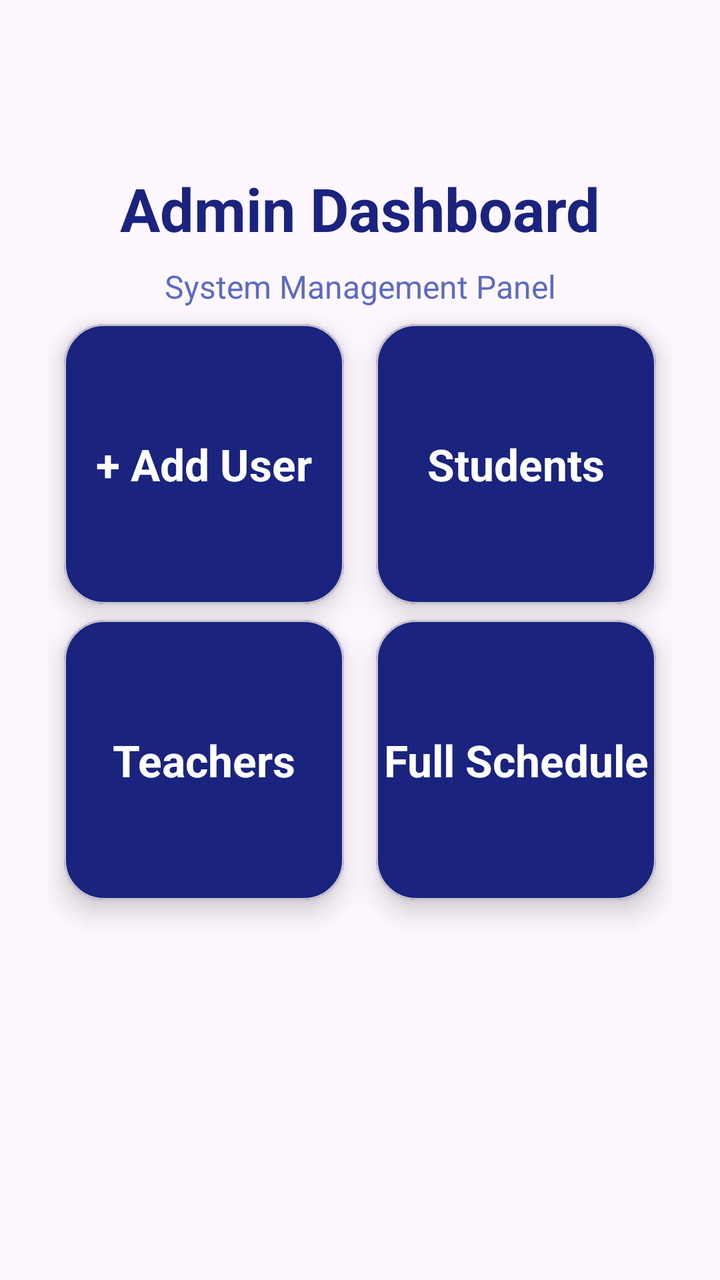
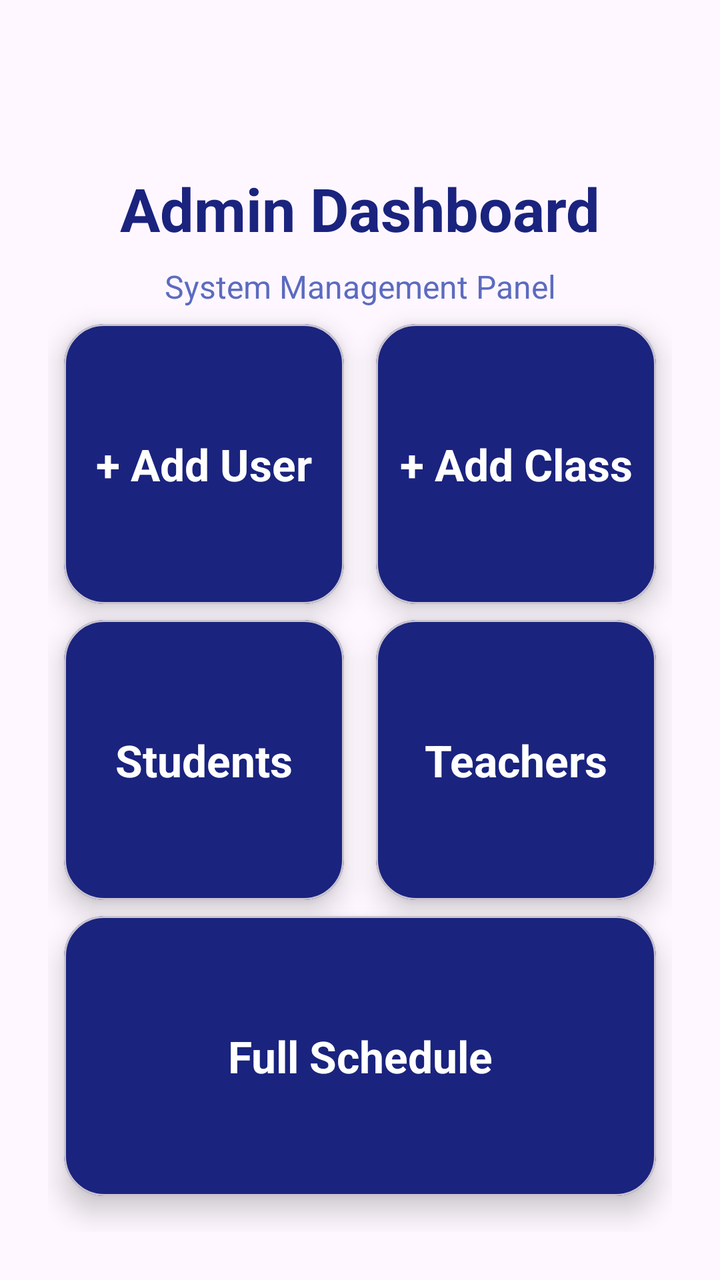

Two renders of the same Android screen: before a commit and after it. Below are the layout's source before the change and the commit's diff.
<!-- AndroidManifest.xml: application theme Theme.Schooly -->
<!-- res/layout/activity_admin_dashboard.xml -->
<?xml version="1.0" encoding="utf-8"?>
<androidx.constraintlayout.widget.ConstraintLayout
    xmlns:android="http://schemas.android.com/apk/res/android"
    xmlns:app="http://schemas.android.com/apk/res-auto"
    android:layout_width="match_parent"
    android:layout_height="match_parent"
    android:padding="24dp">

    <TextView
        android:id="@+id/tvTitle"
        android:layout_width="0dp"
        android:layout_height="wrap_content"
        android:layout_marginTop="60dp"
        android:gravity="center"
        android:text="Admin Dashboard"
        android:textColor="#1A237E"
        android:textSize="30sp"
        android:textStyle="bold"
        app:layout_constraintEnd_toEndOf="parent"
        app:layout_constraintStart_toStartOf="parent"
        app:layout_constraintTop_toTopOf="parent" />

    <TextView
        android:id="@+id/tvSubtitle"
        android:layout_width="0dp"
        android:layout_height="wrap_content"
        android:text="System Management Panel"
        android:textSize="16sp"
        android:textColor="#5C6BC0"
        android:gravity="center"
        android:layout_marginTop="8dp"
        app:layout_constraintTop_toBottomOf="@id/tvTitle"
        app:layout_constraintStart_toStartOf="parent"
        app:layout_constraintEnd_toEndOf="parent"/>

    <com.google.android.material.card.MaterialCardView
        android:id="@+id/cardAddUser"
        style="@style/DashboardCard"
        android:layout_width="0dp"
        android:layout_height="140dp"
        android:layout_margin="8dp"
        app:layout_constraintTop_toBottomOf="@id/tvSubtitle"
        app:layout_constraintStart_toStartOf="parent"
        app:layout_constraintEnd_toStartOf="@id/cardStudents"
        app:layout_constraintHorizontal_chainStyle="spread">

        <TextView
            android:layout_width="match_parent"
            android:layout_height="match_parent"
            android:text="+ Add User"
            android:textSize="22sp"
            android:textStyle="bold"
            android:textColor="@android:color/white"
            android:gravity="center"/>
    </com.google.android.material.card.MaterialCardView>

    <com.google.android.material.card.MaterialCardView
        android:id="@+id/cardStudents"
        style="@style/DashboardCard"
        android:layout_width="0dp"
        android:layout_height="140dp"
        android:layout_margin="8dp"
        app:layout_constraintTop_toTopOf="@id/cardAddUser"
        app:layout_constraintBottom_toBottomOf="@id/cardAddUser"
        app:layout_constraintStart_toEndOf="@id/cardAddUser"
        app:layout_constraintEnd_toEndOf="parent">

        <TextView
            android:layout_width="match_parent"
            android:layout_height="match_parent"
            android:text="Students"
            android:textSize="22sp"
            android:textStyle="bold"
            android:textColor="@android:color/white"
            android:gravity="center"/>
    </com.google.android.material.card.MaterialCardView>

    <com.google.android.material.card.MaterialCardView
        android:id="@+id/cardTeachers"
        style="@style/DashboardCard"
        android:layout_width="0dp"
        android:layout_height="140dp"
        android:layout_margin="8dp"
        app:layout_constraintTop_toBottomOf="@id/cardAddUser"
        app:layout_constraintStart_toStartOf="parent"
        app:layout_constraintEnd_toStartOf="@id/cardSchedule"
        app:layout_constraintHorizontal_chainStyle="spread">

        <TextView
            android:layout_width="match_parent"
            android:layout_height="match_parent"
            android:text="Teachers"
            android:textSize="22sp"
            android:textStyle="bold"
            android:textColor="@android:color/white"
            android:gravity="center"/>
    </com.google.android.material.card.MaterialCardView>

    <com.google.android.material.card.MaterialCardView
        android:id="@+id/cardSchedule"
        style="@style/DashboardCard"
        android:layout_width="0dp"
        android:layout_height="140dp"
        android:layout_margin="8dp"
        app:layout_constraintTop_toTopOf="@id/cardTeachers"
        app:layout_constraintBottom_toBottomOf="@id/cardTeachers"
        app:layout_constraintStart_toEndOf="@id/cardTeachers"
        app:layout_constraintEnd_toEndOf="parent">

        <TextView
            android:layout_width="match_parent"
            android:layout_height="match_parent"
            android:text="Full Schedule"
            android:textSize="22sp"
            android:textStyle="bold"
            android:textColor="@android:color/white"
            android:gravity="center"/>
    </com.google.android.material.card.MaterialCardView>

</androidx.constraintlayout.widget.ConstraintLayout>
<!-- resources referenced by this layout -->
<resources>
  <style name="DashboardCard">
          <item name="cardCornerRadius">20dp</item>
          <item name="cardElevation">8dp</item>
          <item name="cardBackgroundColor">@color/card_background_selector</item>
          <item name="android:clickable">true</item>
          <item name="android:focusable">true</item>
          <item name="android:foreground">?attr/selectableItemBackground</item> </style>
  <style name="Theme.Schooly" parent="Base.Theme.Schooly" />
  <style name="Base.Theme.Schooly" parent="Theme.Material3.DayNight.NoActionBar">
          
          
      </style>
</resources>

<!-- the commit's change to res/layout/activity_admin_dashboard.xml (unified diff, before → after) -->
@@ -41,7 +41,7 @@
         android:layout_margin="8dp"
         app:layout_constraintTop_toBottomOf="@id/tvSubtitle"
         app:layout_constraintStart_toStartOf="parent"
-        app:layout_constraintEnd_toStartOf="@id/cardStudents"
+        app:layout_constraintEnd_toStartOf="@id/cardAddClass"
         app:layout_constraintHorizontal_chainStyle="spread">
 
         <TextView
@@ -55,7 +55,7 @@
     </com.google.android.material.card.MaterialCardView>
 
     <com.google.android.material.card.MaterialCardView
-        android:id="@+id/cardStudents"
+        android:id="@+id/cardAddClass"
         style="@style/DashboardCard"
         android:layout_width="0dp"
         android:layout_height="140dp"
@@ -64,6 +64,27 @@
         app:layout_constraintBottom_toBottomOf="@id/cardAddUser"
         app:layout_constraintStart_toEndOf="@id/cardAddUser"
         app:layout_constraintEnd_toEndOf="parent">
+
+        <TextView
+            android:layout_width="match_parent"
+            android:layout_height="match_parent"
+            android:text="+ Add Class"
+            android:textSize="22sp"
+            android:textStyle="bold"
+            android:textColor="@android:color/white"
+            android:gravity="center"/>
+    </com.google.android.material.card.MaterialCardView>
+
+    <com.google.android.material.card.MaterialCardView
+        android:id="@+id/cardStudents"
+        style="@style/DashboardCard"
+        android:layout_width="0dp"
+        android:layout_height="140dp"
+        android:layout_margin="8dp"
+        app:layout_constraintTop_toBottomOf="@id/cardAddUser"
+        app:layout_constraintStart_toStartOf="parent"
+        app:layout_constraintEnd_toStartOf="@id/cardTeachers"
+        app:layout_constraintHorizontal_chainStyle="spread">
 
         <TextView
             android:layout_width="match_parent"
@@ -81,10 +102,10 @@
         android:layout_width="0dp"
         android:layout_height="140dp"
         android:layout_margin="8dp"
-        app:layout_constraintTop_toBottomOf="@id/cardAddUser"
-        app:layout_constraintStart_toStartOf="parent"
-        app:layout_constraintEnd_toStartOf="@id/cardSchedule"
-        app:layout_constraintHorizontal_chainStyle="spread">
+        app:layout_constraintTop_toTopOf="@id/cardStudents"
+        app:layout_constraintBottom_toBottomOf="@id/cardStudents"
+        app:layout_constraintStart_toEndOf="@id/cardStudents"
+        app:layout_constraintEnd_toEndOf="parent">
 
         <TextView
             android:layout_width="match_parent"
@@ -102,9 +123,8 @@
         android:layout_width="0dp"
         android:layout_height="140dp"
         android:layout_margin="8dp"
-        app:layout_constraintTop_toTopOf="@id/cardTeachers"
-        app:layout_constraintBottom_toBottomOf="@id/cardTeachers"
-        app:layout_constraintStart_toEndOf="@id/cardTeachers"
+        app:layout_constraintTop_toBottomOf="@id/cardStudents"
+        app:layout_constraintStart_toStartOf="parent"
         app:layout_constraintEnd_toEndOf="parent">
 
         <TextView
